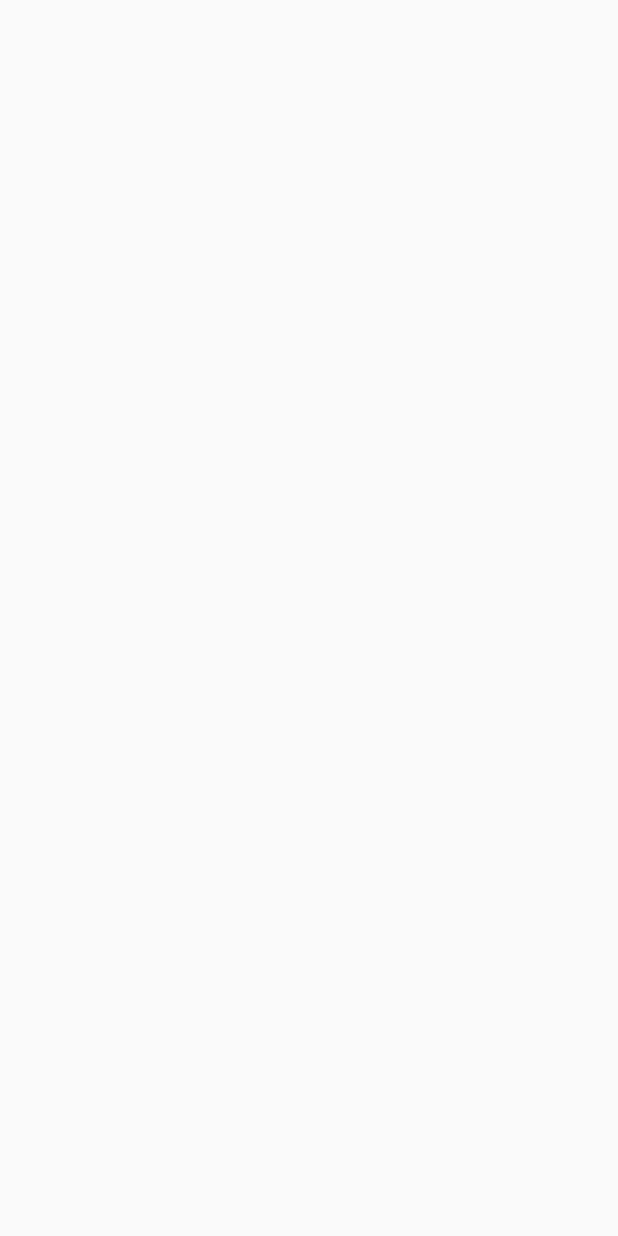
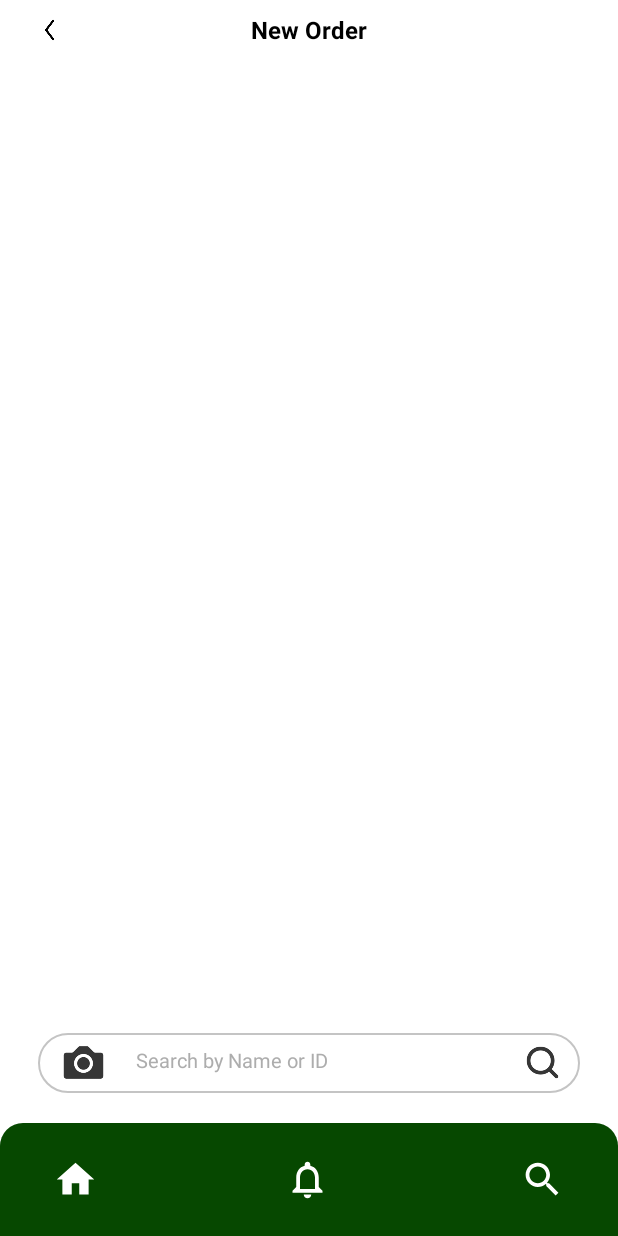
Before and after one commit to acscube360/pharmacareApp, an Android app: the AddItemActivity screen opened directly, with no data from a screen before it, on a phone screen of 412 x 824 dp. Before the commit the screen is empty. Run offline under Robolectric (Android 15) with nearby library versions, the phone set to English and light mode, and no system bars.

Commit message:
add files 2023/04/04

```diff
--- a/app/build.gradle
+++ b/app/build.gradle
@@ -33,6 +33,8 @@ dependencies {
     implementation 'androidx.appcompat:appcompat:1.6.1'
     implementation 'com.google.android.material:material:1.8.0'
     implementation 'androidx.constraintlayout:constraintlayout:2.1.4'
+    implementation('com.journeyapps:zxing-android-embedded:4.3.0') { transitive = false }
+    implementation 'com.google.zxing:core:3.3.0'
     testImplementation 'junit:junit:4.13.2'
     androidTestImplementation 'androidx.test.ext:junit:1.1.5'
     androidTestImplementation 'androidx.test.espresso:espresso-core:3.5.1'
--- /dev/null
+++ b/app/src/main/res/drawable/add_item_bottom_et_bg.xml
@@ -0,0 +1,9 @@
+<?xml version="1.0" encoding="utf-8"?>
+<shape
+    android:shape="rectangle"
+    xmlns:android="http://schemas.android.com/apk/res/android">
+    <solid android:color="@color/white"/>
+    <corners android:radius="60dp" />
+    <stroke android:color="@color/tv_stroke"
+        android:width="1dp"/>
+</shape>
--- a/app/src/main/res/layout/activity_add_item.xml
+++ b/app/src/main/res/layout/activity_add_item.xml
@@ -4,6 +4,67 @@
     xmlns:tools="http://schemas.android.com/tools"
     android:layout_width="match_parent"
     android:layout_height="match_parent"
-    tools:context=".AddItemActivity">
+    tools:context=".AddItemActivity"
+    android:background="@color/white">
 
+    <RelativeLayout
+        android:layout_width="match_parent"
+        android:layout_height="match_parent">
+
+        <include
+            android:id="@+id/tbar"
+            layout="@layout/top_tool_bar" />
+
+
+        <RelativeLayout
+            android:layout_width="match_parent"
+            android:layout_height="40dp"
+            android:layout_alignParentBottom="true"
+            android:layout_marginLeft="25dp"
+            android:layout_marginRight="25dp"
+            android:layout_marginBottom="95dp"
+            android:background="@drawable/add_item_bottom_et_bg">
+
+
+            <ImageView
+                android:id="@+id/iv_open_camera"
+                android:layout_width="30dp"
+                android:layout_height="30dp"
+                android:layout_alignParentStart="true"
+                android:layout_centerVertical="true"
+                android:layout_marginLeft="15dp"
+                android:layout_marginRight="50dp"
+                android:scaleType="centerCrop"
+                android:src="@drawable/camera" />
+
+            <EditText
+                android:id="@+id/et_remark"
+                android:layout_width="match_parent"
+                android:layout_height="35dp"
+                android:layout_marginLeft="55dp"
+                android:layout_marginRight="50dp"
+                android:background="@color/white"
+                android:hint="Search by Name or ID"
+                android:layout_centerVertical="true"
+
+                android:inputType="text"
+                android:padding="10dp"
+                android:textColorHint="#ADADAD"
+                android:textSize="13sp" />
+
+            <ImageView
+
+                android:layout_width="30dp"
+                android:layout_height="30dp"
+                android:layout_alignParentRight="true"
+                android:layout_centerVertical="true"
+                android:layout_marginRight="10dp"
+                android:contentDescription="TODO"
+                android:scaleType="centerCrop"
+                android:src="@drawable/magnifying" />
+        </RelativeLayout>
+
+
+        <include layout="@layout/bottom_toolbar" />
+    </RelativeLayout>
 </androidx.constraintlayout.widget.ConstraintLayout>
--- a/app/src/main/res/layout/activity_new_order.xml
+++ b/app/src/main/res/layout/activity_new_order.xml
@@ -102,7 +102,7 @@
             android:layout_marginBottom="105dp"
             android:orientation="horizontal">
 
-            <Button
+            <androidx.appcompat.widget.AppCompatButton
                 android:id="@+id/btn_back"
                 android:layout_width="0dp"
                 android:layout_height="match_parent"
@@ -110,6 +110,7 @@
                 android:background="@drawable/btn_back_background"
                 android:text="@string/back"
                 android:textAllCaps="false"
+                android:textColor="@color/btn_back_bg"
                 android:textSize="16sp" />
 
             <View
@@ -117,7 +118,7 @@
                 android:layout_height="match_parent"
                 android:layout_weight="0.1" />
 
-            <Button
+            <androidx.appcompat.widget.AppCompatButton
                 android:id="@+id/btn_next"
                 android:layout_width="0dp"
                 android:layout_height="match_parent"
--- a/app/src/main/res/values-night/themes.xml
+++ b/app/src/main/res/values-night/themes.xml
@@ -1,6 +1,6 @@
 <resources xmlns:tools="http://schemas.android.com/tools">
     <!-- Base application theme. -->
-    <style name="Theme.Pharmacare" parent="Theme.MaterialComponents.DayNight.DarkActionBar">
+    <style name="Theme.Pharmacare" parent="Theme.MaterialComponents.DayNight.NoActionBar">
         <!-- Primary brand color. -->
         <item name="colorPrimary">@color/purple_200</item>
         <item name="colorPrimaryVariant">@color/purple_700</item>
--- a/app/src/main/res/values/strings.xml
+++ b/app/src/main/res/values/strings.xml
@@ -4,4 +4,6 @@
     <string name="type_remark">Type Remark</string>
     <string name="next">Next</string>
     <string name="add_a_prescription">Add a Prescription</string>
+    <string name="camera_denied">App requires camera access to capture prescriptions .Please Allow Pharamacare to access your camera from device settings!</string>
+    <string name="alert_denied_title">Access Denied!</string>
 </resources>
--- a/app/src/main/res/values/themes.xml
+++ b/app/src/main/res/values/themes.xml
@@ -1,6 +1,9 @@
 <resources xmlns:tools="http://schemas.android.com/tools">
     <!-- Base application theme. -->
     <style name="Theme.Pharmacare" parent="Theme.AppCompat.DayNight.NoActionBar">
+        <item name="android:windowNoTitle">true</item>
+        <item name="android:windowContentOverlay">@null</item>
+
         <!-- Primary brand color. -->
         <item name="colorPrimary">@color/purple_500</item>
         <item name="colorPrimaryVariant">@color/purple_700</item>
```
Also changed, not shown: app/src/main/AndroidManifest.xml (+36 -15 lines), app/src/main/java/com/example/pharmacare/MainActivity.java (+27 -1 lines), app/src/main/java/com/example/pharmacare/NewOrderActivity.java (+52 -35 lines), app/src/main/java/com/example/pharmacare/ScanBarcodeActivity.java (added, +15 -0 lines), app/src/main/res/layout/activity_main.xml (+6 -2 lines), app/src/main/res/layout/activity_scan_barcode.xml (added, +46 -0 lines), app/src/main/res/drawable/loupe.png (added), app/src/main/res/drawable/magnifying.png (added), app/src/main/res/drawable/search.png (added).
